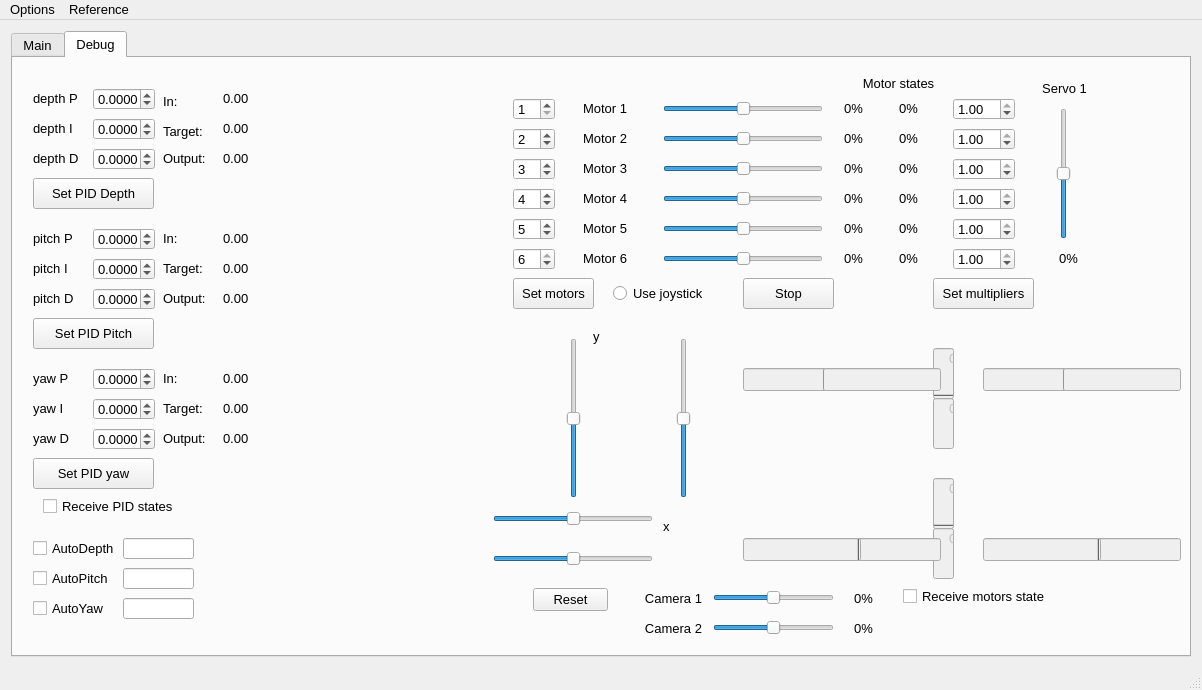
This is mainwindow.ui in robocenter-rov/remote-control as Qt 5 draws it before an edit. The edited form follows.
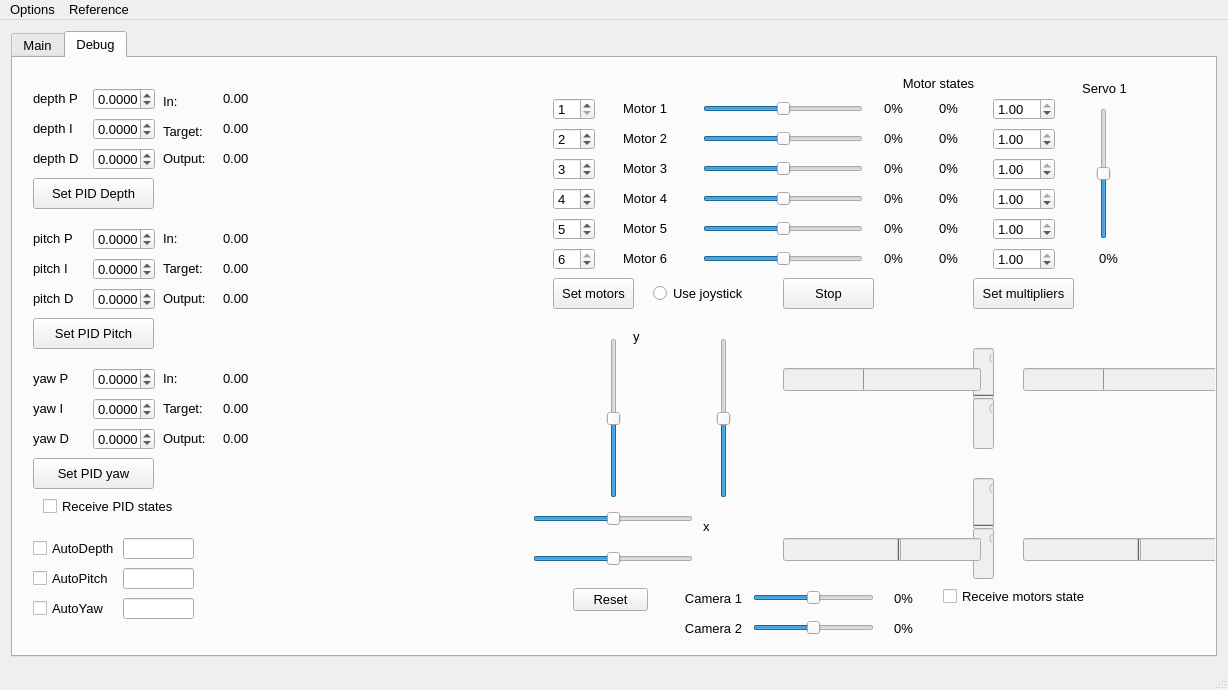
This is the edited form. The open tabs and pages were chosen to show the change. Custom widgets are drawn as their Qt base class.

```diff
--- a/mainwindow.ui
+++ b/mainwindow.ui
@@ -9,7 +9,7 @@
    <rect>
     <x>0</x>
     <y>0</y>
-    <width>1202</width>
+    <width>1228</width>
     <height>690</height>
    </rect>
   </property>
@@ -573,7 +573,7 @@
        <widget class="QSlider" name="motor1Slider">
         <property name="geometry">
          <rect>
-          <x>650</x>
+          <x>690</x>
           <y>40</y>
           <width>160</width>
           <height>22</height>
@@ -601,7 +601,7 @@
        <widget class="QSlider" name="motor2Slider">
         <property name="geometry">
          <rect>
-          <x>650</x>
+          <x>690</x>
           <y>70</y>
           <width>160</width>
           <height>22</height>
@@ -629,7 +629,7 @@
        <widget class="QSlider" name="motor3Slider">
         <property name="geometry">
          <rect>
-          <x>650</x>
+          <x>690</x>
           <y>100</y>
           <width>160</width>
           <height>22</height>
@@ -657,7 +657,7 @@
        <widget class="QSlider" name="motor6Slider">
         <property name="geometry">
          <rect>
-          <x>650</x>
+          <x>690</x>
           <y>190</y>
           <width>160</width>
           <height>22</height>
@@ -685,7 +685,7 @@
        <widget class="QSlider" name="motor4Slider">
         <property name="geometry">
          <rect>
-          <x>650</x>
+          <x>690</x>
           <y>130</y>
           <width>160</width>
           <height>22</height>
@@ -713,7 +713,7 @@
        <widget class="QSlider" name="motor5Slider">
         <property name="geometry">
          <rect>
-          <x>650</x>
+          <x>690</x>
           <y>160</y>
           <width>160</width>
           <height>22</height>
@@ -741,7 +741,7 @@
        <widget class="QLabel" name="motor1Label">
         <property name="geometry">
          <rect>
-          <x>570</x>
+          <x>610</x>
           <y>40</y>
           <width>81</width>
           <height>21</height>
@@ -754,7 +754,7 @@
        <widget class="QLabel" name="motor2Label">
         <property name="geometry">
          <rect>
-          <x>570</x>
+          <x>610</x>
           <y>70</y>
           <width>81</width>
           <height>21</height>
@@ -767,7 +767,7 @@
        <widget class="QLabel" name="motor3Label">
         <property name="geometry">
          <rect>
-          <x>570</x>
+          <x>610</x>
           <y>100</y>
           <width>81</width>
           <height>21</height>
@@ -780,7 +780,7 @@
        <widget class="QLabel" name="motor5Label">
         <property name="geometry">
          <rect>
-          <x>570</x>
+          <x>610</x>
           <y>160</y>
           <width>81</width>
           <height>21</height>
@@ -793,7 +793,7 @@
        <widget class="QLabel" name="motor4Label">
         <property name="geometry">
          <rect>
-          <x>570</x>
+          <x>610</x>
           <y>130</y>
           <width>81</width>
           <height>21</height>
@@ -806,7 +806,7 @@
        <widget class="QLabel" name="motor6Label">
         <property name="geometry">
          <rect>
-          <x>570</x>
+          <x>610</x>
           <y>190</y>
           <width>81</width>
           <height>21</height>
@@ -819,7 +819,7 @@
        <widget class="QLabel" name="motor1valueLabel">
         <property name="geometry">
          <rect>
-          <x>820</x>
+          <x>860</x>
           <y>40</y>
           <width>41</width>
           <height>21</height>
@@ -835,7 +835,7 @@
        <widget class="QLabel" name="motor2valueLabel">
         <property name="geometry">
          <rect>
-          <x>820</x>
+          <x>860</x>
           <y>70</y>
           <width>41</width>
           <height>21</height>
@@ -851,7 +851,7 @@
        <widget class="QLabel" name="motor3valueLabel">
         <property name="geometry">
          <rect>
-          <x>820</x>
+          <x>860</x>
           <y>100</y>
           <width>41</width>
           <height>21</height>
@@ -867,7 +867,7 @@
        <widget class="QLabel" name="motor4valueLabel">
         <property name="geometry">
          <rect>
-          <x>820</x>
+          <x>860</x>
           <y>130</y>
           <width>41</width>
           <height>21</height>
@@ -883,7 +883,7 @@
        <widget class="QLabel" name="motor5valueLabel">
         <property name="geometry">
          <rect>
-          <x>820</x>
+          <x>860</x>
           <y>160</y>
           <width>41</width>
           <height>21</height>
@@ -899,7 +899,7 @@
        <widget class="QLabel" name="motor6valueLabel">
         <property name="geometry">
          <rect>
-          <x>820</x>
+          <x>860</x>
           <y>190</y>
           <width>41</width>
           <height>21</height>
@@ -915,7 +915,7 @@
        <widget class="QPushButton" name="stopMotorsButton">
         <property name="geometry">
          <rect>
-          <x>730</x>
+          <x>770</x>
           <y>220</y>
           <width>91</width>
           <height>31</height>
@@ -928,7 +928,7 @@
        <widget class="QLabel" name="camera1Label">
         <property name="geometry">
          <rect>
-          <x>630</x>
+          <x>670</x>
           <y>530</y>
           <width>61</width>
           <height>21</height>
@@ -944,7 +944,7 @@
        <widget class="QLabel" name="camera2Label">
         <property name="geometry">
          <rect>
-          <x>630</x>
+          <x>670</x>
           <y>560</y>
           <width>61</width>
           <height>21</height>
@@ -960,7 +960,7 @@
        <widget class="QSlider" name="camera1Slider">
         <property name="geometry">
          <rect>
-          <x>700</x>
+          <x>740</x>
           <y>530</y>
           <width>121</width>
           <height>20</height>
@@ -985,7 +985,7 @@
        <widget class="QSlider" name="camera2Slider">
         <property name="geometry">
          <rect>
-          <x>700</x>
+          <x>740</x>
           <y>560</y>
           <width>121</width>
           <height>20</height>
@@ -1010,7 +1010,7 @@
        <widget class="QLabel" name="camera1valueLabel">
         <property name="geometry">
          <rect>
-          <x>830</x>
+          <x>870</x>
           <y>530</y>
           <width>41</width>
           <height>21</height>
@@ -1026,7 +1026,7 @@
        <widget class="QLabel" name="camera2valueLabel">
         <property name="geometry">
          <rect>
-          <x>830</x>
+          <x>870</x>
           <y>560</y>
           <width>41</width>
           <height>21</height>
@@ -1042,7 +1042,7 @@
        <widget class="QPushButton" name="SetMotorsIdx">
         <property name="geometry">
          <rect>
-          <x>500</x>
+          <x>540</x>
           <y>220</y>
           <width>81</width>
           <height>31</height>
@@ -1055,7 +1055,7 @@
        <widget class="QSpinBox" name="motorIdxSpinBox_1">
         <property name="geometry">
          <rect>
-          <x>500</x>
+          <x>540</x>
           <y>40</y>
           <width>42</width>
           <height>22</height>
@@ -1074,7 +1074,7 @@
        <widget class="QSpinBox" name="motorIdxSpinBox_2">
         <property name="geometry">
          <rect>
-          <x>500</x>
+          <x>540</x>
           <y>70</y>
           <width>42</width>
           <height>22</height>
@@ -1093,7 +1093,7 @@
        <widget class="QSpinBox" name="motorIdxSpinBox_3">
         <property name="geometry">
          <rect>
-          <x>500</x>
+          <x>540</x>
           <y>100</y>
           <width>42</width>
           <height>22</height>
@@ -1115,7 +1115,7 @@
        <widget class="QSpinBox" name="motorIdxSpinBox_4">
         <property name="geometry">
          <rect>
-          <x>500</x>
+          <x>540</x>
           <y>130</y>
           <width>42</width>
           <height>22</height>
@@ -1134,7 +1134,7 @@
        <widget class="QSpinBox" name="motorIdxSpinBox_5">
         <property name="geometry">
          <rect>
-          <x>500</x>
+          <x>540</x>
           <y>160</y>
           <width>42</width>
           <height>22</height>
@@ -1153,7 +1153,7 @@
        <widget class="QSpinBox" name="motorIdxSpinBox_6">
         <property name="geometry">
          <rect>
-          <x>500</x>
+          <x>540</x>
           <y>190</y>
           <width>42</width>
           <height>22</height>
@@ -1172,7 +1172,7 @@
        <widget class="QLabel" name="setMotorsMsg">
         <property name="geometry">
          <rect>
-          <x>480</x>
+          <x>520</x>
           <y>260</y>
           <width>181</width>
           <height>21</height>
@@ -1309,7 +1309,7 @@
        <widget class="QDoubleSpinBox" name="m1MultSpinBox">
         <property name="geometry">
          <rect>
-          <x>940</x>
+          <x>980</x>
           <y>40</y>
           <width>62</width>
           <height>22</height>
@@ -1334,7 +1334,7 @@
        <widget class="QDoubleSpinBox" name="m2MultSpinBox">
         <property name="geometry">
          <rect>
-          <x>940</x>
+          <x>980</x>
           <y>70</y>
           <width>62</width>
           <height>22</height>
@@ -1359,7 +1359,7 @@
        <widget class="QDoubleSpinBox" name="m3MultSpinBox">
         <property name="geometry">
          <rect>
-          <x>940</x>
+          <x>980</x>
           <y>100</y>
           <width>62</width>
           <height>22</height>
@@ -1384,7 +1384,7 @@
        <widget class="QDoubleSpinBox" name="m4MultSpinBox">
         <property name="geometry">
          <rect>
-          <x>940</x>
+          <x>980</x>
           <y>130</y>
           <width>62</width>
           <height>22</height>
@@ -1409,7 +1409,7 @@
        <widget class="QDoubleSpinBox" name="m5MultSpinBox">
         <property name="geometry">
          <rect>
-          <x>940</x>
+          <x>980</x>
           <y>160</y>
           <width>62</width>
           <height>22</height>
@@ -1434,7 +1434,7 @@
        <widget class="QDoubleSpinBox" name="m6MultSpinBox">
         <property name="geometry">
          <rect>
-          <x>940</x>
+          <x>980</x>
           <y>190</y>
           <width>62</width>
           <height>22</height>
@@ -1459,7 +1459,7 @@
        <widget class="QPushButton" name="setMotorsMulButton">
         <property name="geometry">
          <rect>
-          <x>920</x>
+          <x>960</x>
           <y>220</y>
           <width>101</width>
           <height>31</height>
@@ -1708,7 +1708,7 @@
        <widget class="QSlider" name="servo1Slider">
         <property name="geometry">
          <rect>
-          <x>1040</x>
+          <x>1080</x>
           <y>50</y>
           <width>21</width>
           <height>131</height>
@@ -1727,7 +1727,7 @@
        <widget class="QLabel" name="servo1Label">
         <property name="geometry">
          <rect>
-          <x>1026</x>
+          <x>1066</x>
           <y>20</y>
           <width>51</width>
           <height>21</height>
@@ -1743,7 +1743,7 @@
        <widget class="QLabel" name="servo1ValueLabel">
         <property name="geometry">
          <rect>
-          <x>1030</x>
+          <x>1070</x>
           <y>190</y>
           <width>51</width>
           <height>21</height>
@@ -1759,7 +1759,7 @@
        <widget class="QRadioButton" name="useJoyButton">
         <property name="geometry">
          <rect>
-          <x>600</x>
+          <x>640</x>
           <y>220</y>
           <width>101</width>
           <height>31</height>
@@ -1772,7 +1772,7 @@
        <widget class="QLabel" name="m1curLabel">
         <property name="geometry">
          <rect>
-          <x>860</x>
+          <x>900</x>
           <y>40</y>
           <width>71</width>
           <height>21</height>
@@ -1788,7 +1788,7 @@
        <widget class="QLabel" name="m2curLabel">
         <property name="geometry">
          <rect>
-          <x>860</x>
+          <x>900</x>
           <y>70</y>
           <width>71</width>
           <height>21</height>
@@ -1804,7 +1804,7 @@
        <widget class="QLabel" name="m3curLabel">
         <property name="geometry">
          <rect>
-          <x>860</x>
+          <x>900</x>
           <y>100</y>
           <width>71</width>
           <height>21</height>
@@ -1820,7 +1820,7 @@
        <widget class="QLabel" name="m4curLabel">
         <property name="geometry">
          <rect>
-          <x>860</x>
+          <x>900</x>
           <y>130</y>
           <width>71</width>
           <height>21</height>
@@ -1836,7 +1836,7 @@
        <widget class="QLabel" name="m5curLabel">
         <property name="geometry">
          <rect>
-          <x>860</x>
+          <x>900</x>
           <y>160</y>
           <width>71</width>
           <height>21</height>
@@ -1852,7 +1852,7 @@
        <widget class="QLabel" name="m6curLabel">
         <property name="geometry">
          <rect>
-          <x>860</x>
+          <x>900</x>
           <y>190</y>
           <width>71</width>
           <height>21</height>
@@ -1868,7 +1868,7 @@
        <widget class="QLabel" name="curMotorsStateLabel">
         <property name="geometry">
          <rect>
-          <x>840</x>
+          <x>880</x>
           <y>10</y>
           <width>91</width>
           <height>31</height>
@@ -2001,7 +2001,7 @@
        <widget class="QCustomPlot" name="autoDepthGraph" native="true">
         <property name="geometry">
          <rect>
-          <x>240</x>
+          <x>290</x>
           <y>20</y>
           <width>241</width>
           <height>131</height>
@@ -2144,7 +2144,7 @@
         </property>
         <property name="geometry">
          <rect>
-          <x>730</x>
+          <x>770</x>
           <y>310</y>
           <width>118</width>
           <height>23</height>
@@ -2166,7 +2166,7 @@
         </property>
         <property name="geometry">
          <rect>
-          <x>920</x>
+          <x>960</x>
           <y>290</y>
           <width>21</width>
           <height>51</height>
@@ -2182,7 +2182,7 @@
        <widget class="QCheckBox" name="checkBox">
         <property name="geometry">
          <rect>
-          <x>890</x>
+          <x>930</x>
           <y>530</y>
           <width>151</width>
           <height>17</height>
@@ -2198,7 +2198,7 @@
         </property>
         <property name="geometry">
          <rect>
-          <x>920</x>
+          <x>960</x>
           <y>340</y>
           <width>21</width>
           <height>51</height>
@@ -2220,7 +2220,7 @@
         </property>
         <property name="geometry">
          <rect>
-          <x>920</x>
+          <x>960</x>
           <y>420</y>
           <width>21</width>
           <height>51</height>
@@ -2239,7 +2239,7 @@
         </property>
         <property name="geometry">
          <rect>
-          <x>920</x>
+          <x>960</x>
           <y>470</y>
           <width>21</width>
           <height>51</height>
@@ -2261,7 +2261,7 @@
         </property>
         <property name="geometry">
          <rect>
-          <x>810</x>
+          <x>850</x>
           <y>310</y>
           <width>118</width>
           <height>23</height>
@@ -2283,7 +2283,7 @@
         </property>
         <property name="geometry">
          <rect>
-          <x>970</x>
+          <x>1010</x>
           <y>310</y>
           <width>118</width>
           <height>23</height>
@@ -2305,7 +2305,7 @@
         </property>
         <property name="geometry">
          <rect>
-          <x>1050</x>
+          <x>1090</x>
           <y>310</y>
           <width>118</width>
           <height>23</height>
@@ -2327,7 +2327,7 @@
         </property>
         <property name="geometry">
          <rect>
-          <x>810</x>
+          <x>850</x>
           <y>480</y>
           <width>118</width>
           <height>23</height>
@@ -2349,7 +2349,7 @@
         </property>
         <property name="geometry">
          <rect>
-          <x>730</x>
+          <x>770</x>
           <y>480</y>
           <width>118</width>
           <height>23</height>
@@ -2371,7 +2371,7 @@
         </property>
         <property name="geometry">
          <rect>
-          <x>1050</x>
+          <x>1090</x>
           <y>480</y>
           <width>118</width>
           <height>23</height>
@@ -2393,7 +2393,7 @@
         </property>
         <property name="geometry">
          <rect>
-          <x>970</x>
+          <x>1010</x>
           <y>480</y>
           <width>118</width>
           <height>23</height>
@@ -2412,7 +2412,7 @@
        <widget class="QSlider" name="xPositionVerticalSlider">
         <property name="geometry">
          <rect>
-          <x>480</x>
+          <x>520</x>
           <y>450</y>
           <width>160</width>
           <height>22</height>
@@ -2431,7 +2431,7 @@
        <widget class="QSlider" name="yPositionVerticalSlider">
         <property name="geometry">
          <rect>
-          <x>550</x>
+          <x>590</x>
           <y>280</y>
           <width>22</width>
           <height>160</height>
@@ -2450,7 +2450,7 @@
        <widget class="QLabel" name="label_10">
         <property name="geometry">
          <rect>
-          <x>650</x>
+          <x>690</x>
           <y>460</y>
           <width>21</width>
           <height>16</height>
@@ -2463,7 +2463,7 @@
        <widget class="QLabel" name="label_11">
         <property name="geometry">
          <rect>
-          <x>580</x>
+          <x>620</x>
           <y>270</y>
           <width>21</width>
           <height>16</height>
@@ -2476,7 +2476,7 @@
        <widget class="QPushButton" name="resetPositionsPushButton">
         <property name="geometry">
          <rect>
-          <x>520</x>
+          <x>560</x>
           <y>530</y>
           <width>75</width>
           <height>23</height>
@@ -2489,7 +2489,7 @@
        <widget class="QSlider" name="rotationSlider">
         <property name="geometry">
          <rect>
-          <x>480</x>
+          <x>520</x>
           <y>490</y>
           <width>160</width>
           <height>22</height>
@@ -2508,7 +2508,7 @@
        <widget class="QSlider" name="verticalSlider">
         <property name="geometry">
          <rect>
-          <x>660</x>
+          <x>700</x>
           <y>280</y>
           <width>22</width>
           <height>160</height>
@@ -2527,7 +2527,7 @@
        <widget class="QCustomPlot" name="autoPitchGraph" native="true">
         <property name="geometry">
          <rect>
-          <x>240</x>
+          <x>290</x>
           <y>160</y>
           <width>241</width>
           <height>131</height>
@@ -2537,7 +2537,7 @@
        <widget class="QCustomPlot" name="autoYawGraph" native="true">
         <property name="geometry">
          <rect>
-          <x>240</x>
+          <x>290</x>
           <y>300</y>
           <width>241</width>
           <height>131</height>
@@ -2686,7 +2686,7 @@
     <rect>
      <x>0</x>
      <y>0</y>
-     <width>1202</width>
+     <width>1228</width>
      <height>21</height>
     </rect>
    </property>
```
Left out of the diff: 2 changed lines with no effect on the pictures.
